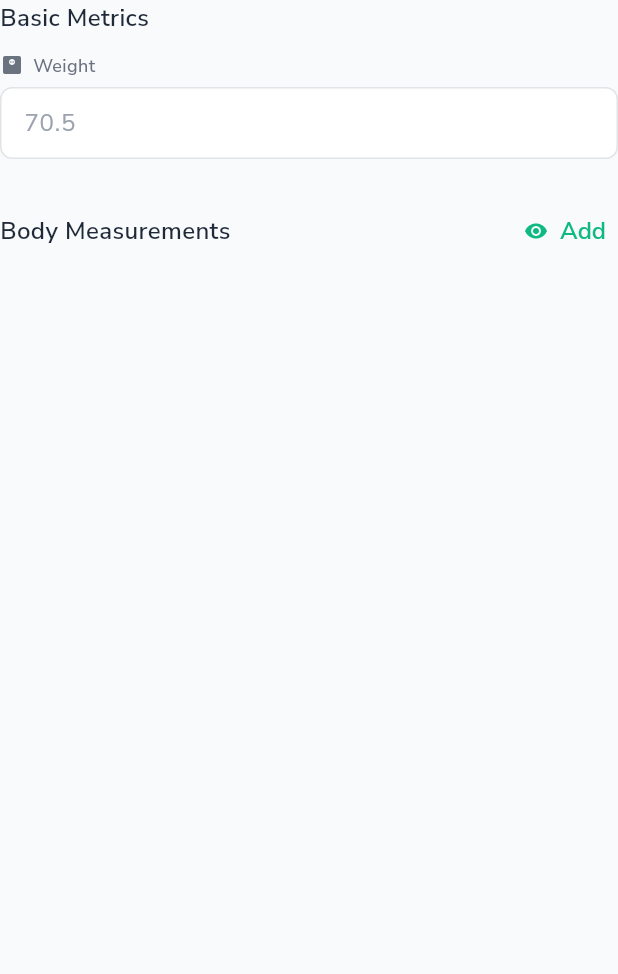
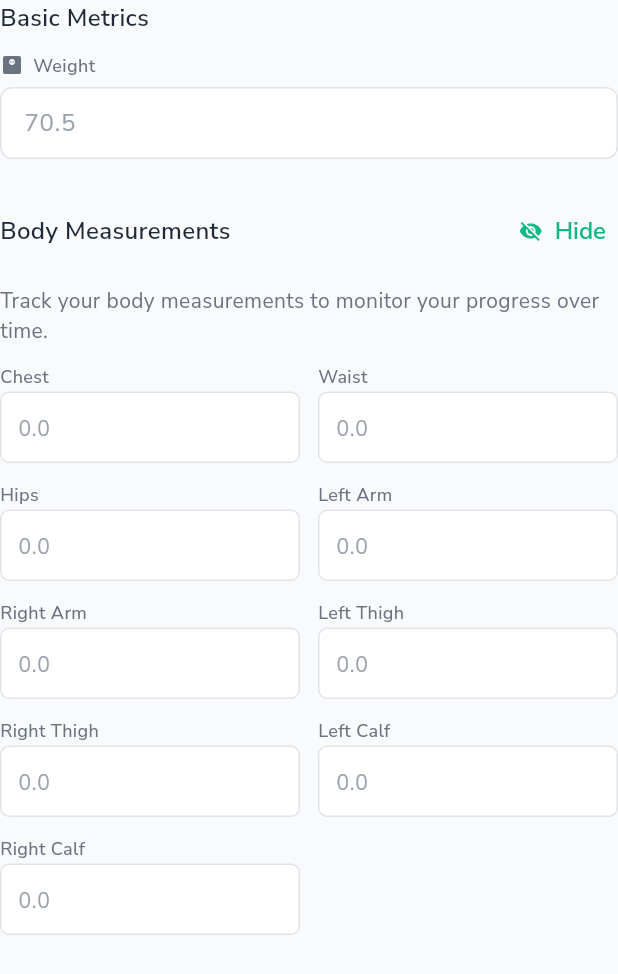
Before and after one commit to mahmoudal99/moctarnutrition, a Flutter app: the ProgressMetricsForm widget shown alone on an empty page, opened directly with empty values, after a tap on "Add", on a phone screen of 412 x 824 dp. Shown: the top 974 px of the screen. Run offline on Flutter 3.47's test engine with Material 3 defaults, Android fonts, the phone set to English and light mode, and no system bars; our stand-ins replace cached_network_image, cloud_firestore, firebase_auth, firebase_core, firebase_storage, fl_chart and 10 more; accounts and stored records are empty; network calls fail; project files that could hold a hidden picture were left out.

Commit message:
Add progress metrics

```diff
--- a/lib/features/checkin/presentation/widgets/progress_metrics_form.dart
+++ b/lib/features/checkin/presentation/widgets/progress_metrics_form.dart
@@ -31,10 +31,31 @@ class _ProgressMetricsFormState extends State<ProgressMetricsForm> {
     'Right Calf',
   ];
 
+  bool _showMeasurements = false;
+
   @override
   void initState() {
     super.initState();
     _initializeControllers();
+    // Show measurements if there's existing data
+    _showMeasurements = widget.measurements.isNotEmpty;
+  }
+
+  @override
+  void didUpdateWidget(ProgressMetricsForm oldWidget) {
+    super.didUpdateWidget(oldWidget);
+    // Update controllers if measurements changed
+    if (oldWidget.measurements != widget.measurements) {
+      for (final type in _measurementTypes) {
+        final controller = _measurementControllers[type]!;
+        final newValue = widget.measurements[type]?.toString() ?? '';
+        if (controller.text != newValue) {
+          controller.text = newValue;
+        }
+      }
+      // Update visibility based on new data
+      _showMeasurements = widget.measurements.isNotEmpty;
+    }
   }
 
   void _initializeControllers() {
@@ -103,15 +124,11 @@ class _ProgressMetricsFormState extends State<ProgressMetricsForm> {
             TextButton.icon(
               onPressed: _toggleMeasurements,
               icon: Icon(
-                _measurementControllers.values.any((c) => c.text.isNotEmpty)
-                    ? Icons.visibility_off
-                    : Icons.visibility,
+                _showMeasurements ? Icons.visibility_off : Icons.visibility,
                 size: 16,
               ),
               label: Text(
-                _measurementControllers.values.any((c) => c.text.isNotEmpty)
-                    ? 'Hide'
-                    : 'Add',
+                _showMeasurements ? 'Hide' : 'Add',
               ),
               style: TextButton.styleFrom(
                 foregroundColor: AppConstants.primaryColor,
@@ -121,19 +138,29 @@ class _ProgressMetricsFormState extends State<ProgressMetricsForm> {
           ],
         ),
         const SizedBox(height: 12),
-        if (_measurementControllers.values.any((c) => c.text.isNotEmpty))
+        if (_showMeasurements) ...[
+          Text(
+            'Track your body measurements to monitor your progress over time.',
+            style: AppTextStyles.bodySmall.copyWith(
+              color: AppConstants.textSecondary,
+            ),
+          ),
+          const SizedBox(height: 12),
           _buildMeasurementsGrid(),
+        ],
       ],
     );
   }
 
   Widget _buildMeasurementsGrid() {
-    return GridView.builder(
+    return ConstrainedBox(
+      constraints: const BoxConstraints(maxHeight: 400),
+      child: GridView.builder(
         shrinkWrap: true,
         physics: const NeverScrollableScrollPhysics(),
         gridDelegate: const SliverGridDelegateWithFixedCrossAxisCount(
           crossAxisCount: 2,
-        childAspectRatio: 2.5,
+          childAspectRatio: 3.0,
           crossAxisSpacing: 12,
           mainAxisSpacing: 12,
         ),
@@ -150,6 +177,7 @@ class _ProgressMetricsFormState extends State<ProgressMetricsForm> {
             onChanged: (value) => _updateMeasurement(type, value),
           );
         },
+      ),
     );
   }
 
@@ -228,6 +256,7 @@ class _ProgressMetricsFormState extends State<ProgressMetricsForm> {
   }) {
     return Column(
       crossAxisAlignment: CrossAxisAlignment.start,
+      mainAxisSize: MainAxisSize.min,
       children: [
         Text(
           label,
@@ -236,8 +265,9 @@ class _ProgressMetricsFormState extends State<ProgressMetricsForm> {
             fontWeight: FontWeight.w500,
           ),
         ),
-        const SizedBox(height: 4),
-        TextFormField(
+        const SizedBox(height: 2),
+        Expanded(
+          child: TextFormField(
             controller: controller,
             keyboardType: const TextInputType.numberWithOptions(decimal: true),
             onChanged: onChanged,
@@ -269,7 +299,8 @@ class _ProgressMetricsFormState extends State<ProgressMetricsForm> {
                   color: AppConstants.primaryColor,
                 ),
               ),
-            contentPadding: const EdgeInsets.symmetric(horizontal: 8, vertical: 6),
+              contentPadding: const EdgeInsets.symmetric(horizontal: 8, vertical: 4),
+            ),
           ),
         ),
       ],
@@ -277,17 +308,16 @@ class _ProgressMetricsFormState extends State<ProgressMetricsForm> {
   }
 
   void _toggleMeasurements() {
-    final hasMeasurements = _measurementControllers.values.any((c) => c.text.isNotEmpty);
+    setState(() {
+      _showMeasurements = !_showMeasurements;
+    });
 
-    if (hasMeasurements) {
-      // Clear all measurements
+    // If hiding measurements, clear all data
+    if (!_showMeasurements) {
       for (final controller in _measurementControllers.values) {
         controller.clear();
       }
       widget.onMeasurementsChanged({});
-    } else {
-      // Show measurements grid (it will be shown automatically when any field has content)
-      setState(() {});
     }
   }
 
```
Lines whose indentation alone changed are shown as unchanged.
